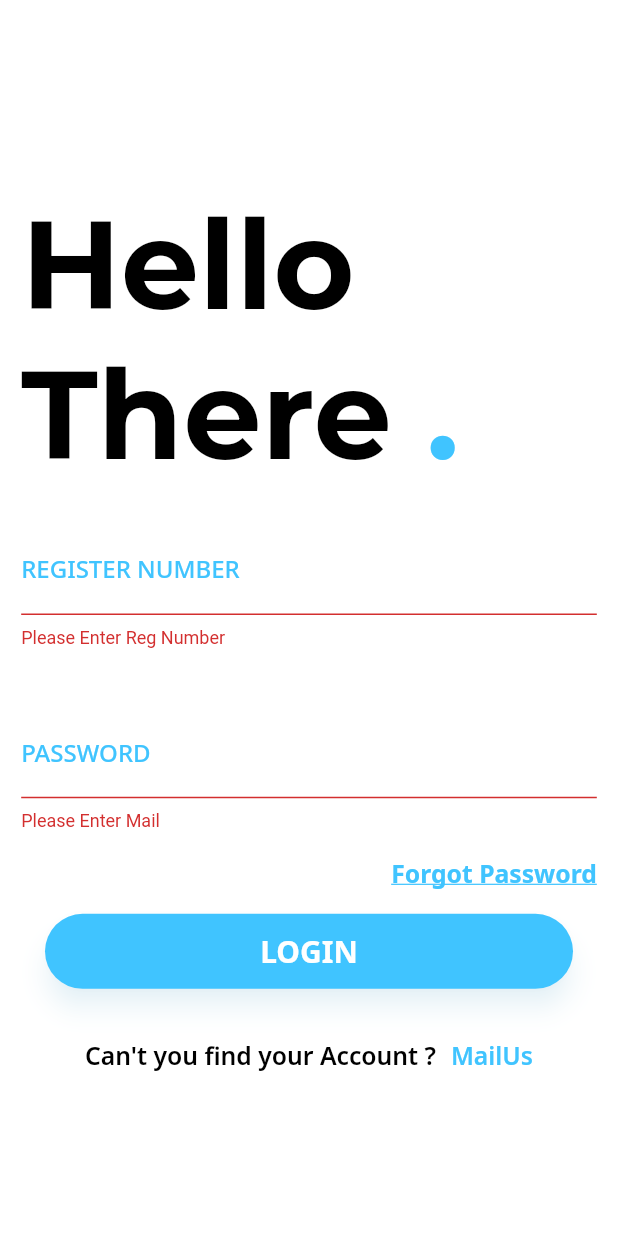
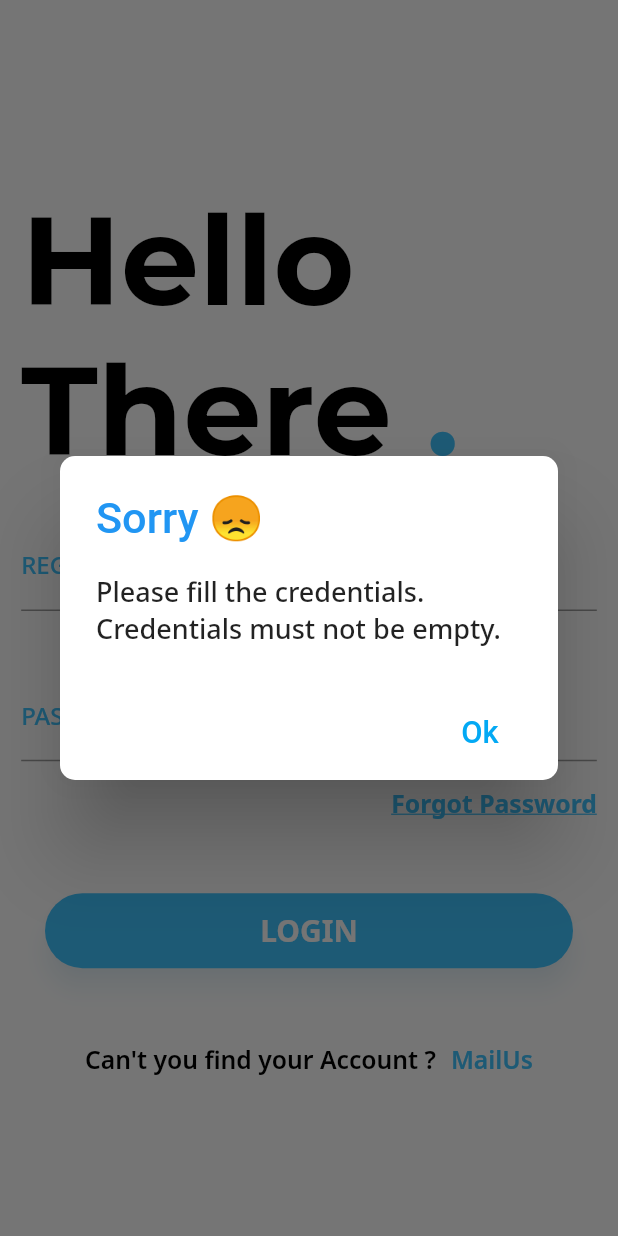
Before and after one commit to yahu1031/sastra-edu, a Flutter app: the screen it shows after launch, after a tap on "LOGIN", on a phone screen of 412 x 824 dp. Run offline on Flutter 3.47's test engine with Material 2 defaults, Android fonts, the phone set to English and light mode, and no system bars; our stand-ins replace cloud_firestore, dio, firebase_auth, firebase_messaging, firebase_storage, google_fonts and 3 more; missing offline and left inert: cloud_firestore_web, firebase_auth_web, firebase_core_web; accounts and stored records are empty.

Commit message:
added conditions in login

```diff
--- a/lib/Login/login.dart
+++ b/lib/Login/login.dart
@@ -1,3 +1,5 @@
+import 'dart:io';
+
 import 'package:flutter/cupertino.dart';
 import 'package:flutter/material.dart';
 import 'package:google_fonts/google_fonts.dart';
@@ -12,19 +14,17 @@ import 'forgotpassword.dart';
 class Login extends StatefulWidget {
   final Function toggleView;
   final String title;
-  Login({Key key,this.title, this.toggleView}) : super(key: key);
+  Login({Key key, this.title, this.toggleView}) : super(key: key);
 //  Login({});
-
 
   @override
   _LoginState createState() => _LoginState();
 }
 
 class _LoginState extends State<Login> with SingleTickerProviderStateMixin {
-  String _email, _password, _error = '';
+  String _email, _password;
   bool loading = false;
   bool tappedYes = false;
-
 
   final _formKey = GlobalKey<FormState>();
   final AuthServices _auth = AuthServices();
@@ -82,21 +82,24 @@ class _LoginState extends State<Login> with SingleTickerProviderStateMixin {
                                           TextSpan(
                                             text: 'Hello \n',
                                             style: GoogleFonts.montserrat(
-                                                fontSize: 20 * SizeConfig.widthMultiplier,
+                                                fontSize: 20 *
+                                                    SizeConfig.widthMultiplier,
                                                 color: Colors.black,
                                                 fontWeight: FontWeight.bold),
                                           ),
                                           TextSpan(
                                             text: 'There ',
                                             style: GoogleFonts.montserrat(
-                                                fontSize: 20 * SizeConfig.widthMultiplier,
+                                                fontSize: 20 *
+                                                    SizeConfig.widthMultiplier,
                                                 color: Colors.black,
                                                 fontWeight: FontWeight.bold),
                                           ),
                                           TextSpan(
                                             text: '.',
                                             style: GoogleFonts.montserrat(
-                                                fontSize: 20 * SizeConfig.widthMultiplier,
+                                                fontSize: 20 *
+                                                    SizeConfig.widthMultiplier,
                                                 color: Colors.lightBlueAccent,
                                                 fontWeight: FontWeight.bold),
                                           ),
@@ -116,9 +119,6 @@ class _LoginState extends State<Login> with SingleTickerProviderStateMixin {
                                     children: <Widget>[
                                       /*-----Reg Number-----*/
                                       TextFormField(
-                                        validator: (input) => input.isEmpty
-                                            ? 'Please Enter Reg Number'
-                                            : null,
                                         onChanged: (input) =>
                                             setState(() => _email = input),
                                         decoration: InputDecoration(
@@ -135,14 +135,10 @@ class _LoginState extends State<Login> with SingleTickerProviderStateMixin {
                                         keyboardType: TextInputType.number,
                                       ),
                                       SizedBox(
-                                          height: 5 * SizeConfig.heightMultiplier),
+                                          height:
+                                              5 * SizeConfig.heightMultiplier),
                                       /*-----Password-----*/
                                       TextFormField(
-                                        validator: (input) => input.isEmpty
-                                            ? 'Please Enter Mail'
-                                            : input.length < 6
-                                                ? 'Password must be more than 6 characters.'
-                                                : null,
                                         onChanged: (input) =>
                                             setState(() => _password = input),
                                         decoration: InputDecoration(
@@ -187,7 +183,8 @@ class _LoginState extends State<Login> with SingleTickerProviderStateMixin {
                                     ],
                                   ),
                                 ),
-                                SizedBox(height: SizeConfig.heightMultiplier),
+                                SizedBox(
+                                    height: 5 * SizeConfig.heightMultiplier),
                                 /*-----Login Button-----*/
                                 Container(
                                   padding:
@@ -196,23 +193,48 @@ class _LoginState extends State<Login> with SingleTickerProviderStateMixin {
                                   child: GestureDetector(
                                     onTap: () async {
                                       if (_formKey.currentState.validate()) {
-                                        setState(() => loading = true);
                                         dynamic result = await _auth
                                             .signInWithEmailAndPassword(
                                                 _email, _password);
+                                        if (_email == null &&
+                                            _password == null) {
+                                          Dialogs.yesAbortDialog(
+                                              context,
+                                              'Sorry 😞',
+                                              "Please fill the credentials. Credentials must not be empty.");
+                                          loading = false;
+                                        } else if (_email == null) {
+                                          Dialogs.yesAbortDialog(
+                                              context,
+                                              'Register Number',
+                                              "You are missing your Register number. please enter it.");
+                                          loading = false;
+                                        } else if (_password == null) {
+                                          Dialogs.yesAbortDialog(
+                                              context,
+                                              'Password',
+                                              "You are missing your password. please enter it.");
+                                          loading = false;
+                                        } else if (_password.length < 6) {
+                                          Dialogs.yesAbortDialog(
+                                              context,
+                                              'Password',
+                                              'Your password must be more than 6 characters.');
+                                          loading = false;
+                                        } else if (result == null) {
+                                          Dialogs.yesAbortDialog(
+                                              context,
+                                              'Sorry 😞',
+                                              "Your credentials did not match. Please try with Correct credentials.");
+                                          loading = false;
+                                        } else {
+                                          setState(() {
+                                            loading = true;
+                                          });
+                                          print(_email);
+                                          print(_password);
+                                        }
 //                                        _messaging.getToken().then((token) => print(token));
-                                        print(_email);
-                                        print(_password);
-                                        if (result == null) {
-                                          final action =
-                                          await Dialogs.yesAbortDialog(context, 'Error', "Sorry, your credentials did not match. Do you want to try again?");
-                                          if (action == DialogAction.yes) {
-                                            setState(() => tappedYes = true);
-                                          } else {
-                                            setState(() => tappedYes = false);
-                                          }
-                                          loading = false;
-                                        }
                                       }
                                     },
                                     child: Material(
@@ -234,21 +256,16 @@ class _LoginState extends State<Login> with SingleTickerProviderStateMixin {
                                     ),
                                   ),
                                 ),
-                                SizedBox(height: 1 * SizeConfig.heightMultiplier),
-//                                Center(
-//                                  child: Text(
-//                                    _error,
-//                                    style: TextStyle(
-//                                        color: Colors.red, fontSize: 14.0),
-//                                  ),
-//                                ),
+                                SizedBox(
+                                    height: 3 * SizeConfig.heightMultiplier),
                               ],
                             ),
                           ),
                         ),
                         /*-----MailUs Account-----*/
                         Padding(
-                          padding: EdgeInsets.only(top: 3 * SizeConfig.heightMultiplier),
+                          padding: EdgeInsets.only(
+                              top: 3 * SizeConfig.heightMultiplier),
                           child: Row(
                             mainAxisAlignment: MainAxisAlignment.center,
                             children: <Widget>[
--- a/lib/Services/dialogs.dart
+++ b/lib/Services/dialogs.dart
@@ -1,4 +1,5 @@
 import 'package:flutter/material.dart';
+import 'package:google_fonts/google_fonts.dart';
 
 enum DialogAction { yes, abort }
 
@@ -17,19 +18,12 @@ class Dialogs {
             borderRadius: BorderRadius.circular(10),
           ),
           title: Text(title, style: TextStyle(color: Colors.blue),),
-          content: Text(body),
+          content: Text(body, style: GoogleFonts.notoSans(fontSize: 18, fontWeight: FontWeight.w500),),
           actions: <Widget>[
             FlatButton(
               onPressed: () => Navigator.of(context).pop(DialogAction.abort),
               child: const Text(
-                'No',
-                style: TextStyle(color: Colors.lightBlue),
-              ),
-            ),
-            FlatButton(
-              onPressed: () => Navigator.of(context).pop(DialogAction.yes),
-              child: const Text(
-                'Yes',
+                'Ok',
                 style: TextStyle(color: Colors.lightBlue),
               ),
             ),
```
